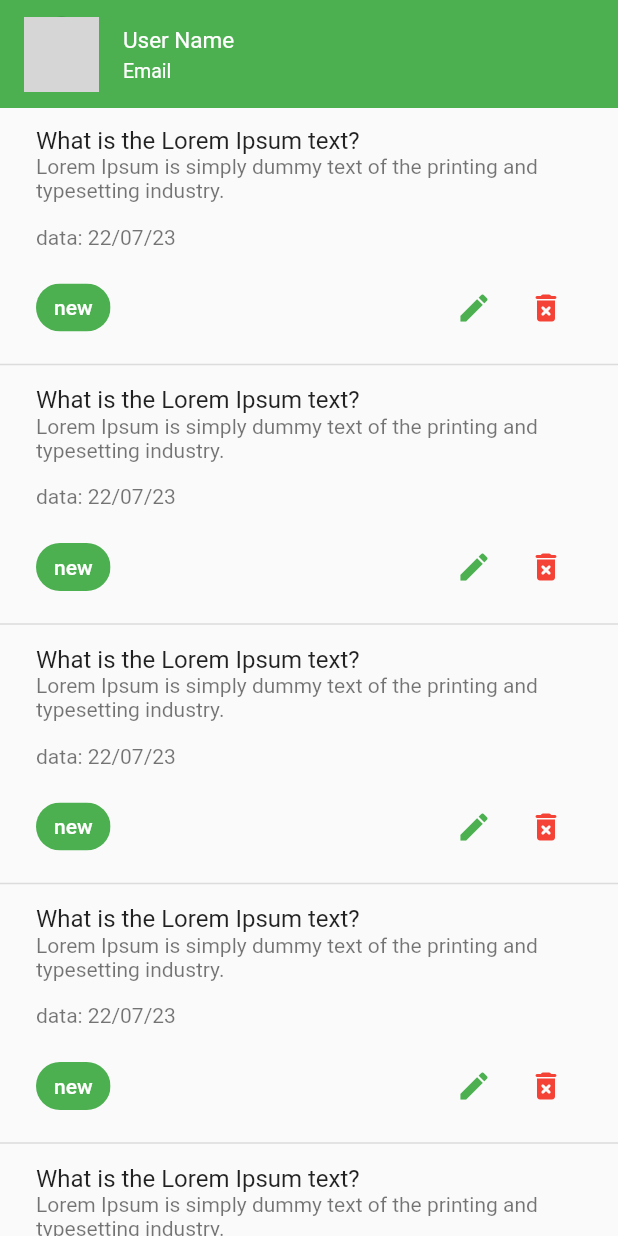
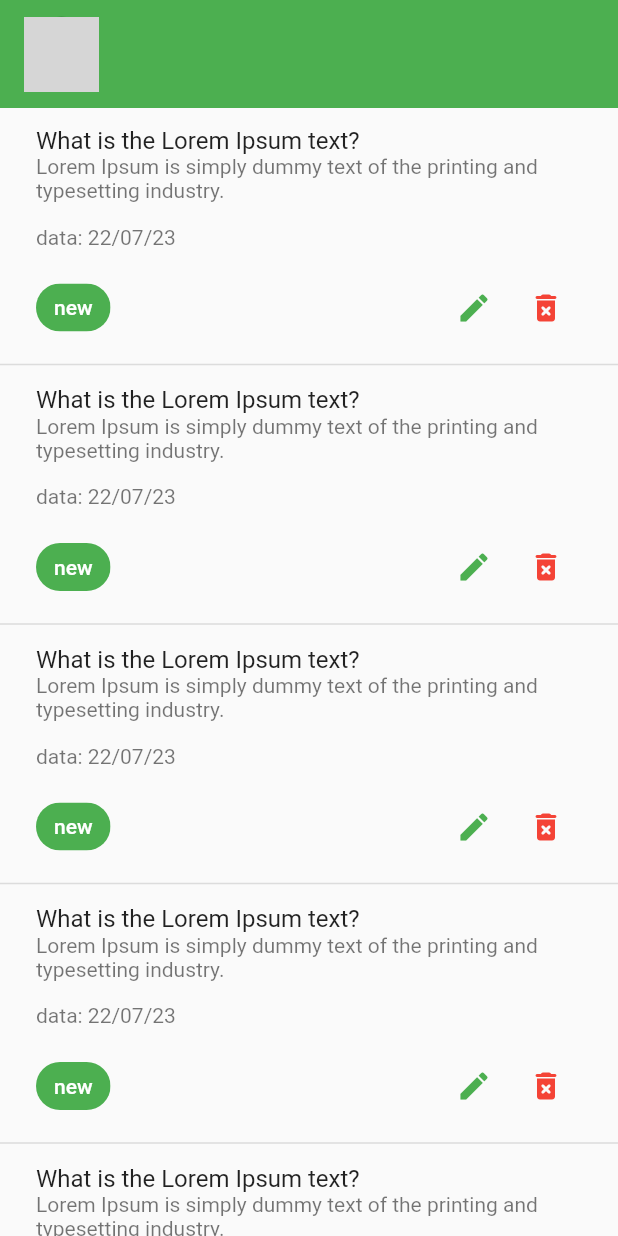
Before and after one commit to moniruzzaman76/Task-Manager-App, a Flutter app: the CancelScreen screen opened directly, on a phone screen of 412 x 824 dp. Run offline on Flutter 3.47's test engine with Material 2 defaults, Android fonts, the phone set to English and light mode, and no system bars; our stand-ins replace flutter_svg, pin_code_fields, shared_preferences; accounts and stored records are empty; network calls fail; grey boxes are pictures that could not be loaded.

Commit message:
user profile information save  has been done

```diff
--- /dev/null
+++ b/lib/data/model/auth_utility.dart
@@ -0,0 +1,37 @@
+import 'dart:convert';
+import 'package:shared_preferences/shared_preferences.dart';
+import 'package:task_manager/data/model/login_model.dart';
+
+
+class AuthUtility{
+
+  AuthUtility._();
+
+   static LoginModel userInfo = LoginModel();
+
+  static Future<void>saveUserInfo(LoginModel model)async{
+    final SharedPreferences _sharedPrefs = await SharedPreferences.getInstance();
+    await _sharedPrefs.setString("user-data", jsonEncode(model.toJson()));
+  }
+
+  static Future<LoginModel>getUserInfo()async{
+    final SharedPreferences _sharedPrefs = await SharedPreferences.getInstance();
+    String  value = _sharedPrefs.getString("user-data")!;
+    return LoginModel.fromJson(jsonDecode(value));
+  }
+
+  static Future<void>clearUserInfo()async{
+    final SharedPreferences _sharedPrefs = await SharedPreferences.getInstance();
+    await _sharedPrefs.clear();
+  }
+
+  static Future<bool>checkIfUserLoggedIn()async{
+    final SharedPreferences _sharedPrefs = await SharedPreferences.getInstance();
+    bool isLogin =  _sharedPrefs.containsKey("user-data");
+    if(isLogin){
+      userInfo = await getUserInfo();
+    }
+    return isLogin;
+  }
+
+}
--- a/lib/widgets/user_profile_banar.dart
+++ b/lib/widgets/user_profile_banar.dart
@@ -1,4 +1,5 @@
 import 'package:flutter/material.dart';
+import 'package:task_manager/data/model/auth_utility.dart';
 
 class UserProfileBanner extends StatelessWidget {
   const UserProfileBanner({
@@ -7,18 +8,23 @@ class UserProfileBanner extends StatelessWidget {
 
   @override
   Widget build(BuildContext context) {
-    return const ListTile(
+    return  ListTile(
 
       tileColor: Colors.green,
-      leading:CircleAvatar(
-        backgroundImage: NetworkImage("https://images.unsplash.com/photo-1503023345310-bd7c1de61c7d?ixlib=rb-4.0.3&ixid=M3wxMjA3fDB8MHxzZWFyY2h8Mnx8aHVtYW58ZW58MHx8MHx8fDA%3D&w=1000&q=80",scale:1),
+      leading: CircleAvatar(
+        backgroundImage: NetworkImage(AuthUtility.userInfo.data?.photo ?? "",scale:1),
         radius: 25,
+        onBackgroundImageError: (object, stackTrace){
+           const Icon(Icons.image);
+        },
       ),
-      title: Text("User Name",style: TextStyle(
+      title: Text(
+        "${AuthUtility.userInfo.data?.firstName ?? ""} ${AuthUtility.userInfo.data?.lastName ?? ""}",
+        style: const TextStyle(
         color: Colors.white,
         fontSize: 15,
       ),),
-      subtitle: Text("Email",style: TextStyle(
+      subtitle:  Text(AuthUtility.userInfo.data?.email ?? "",style: const TextStyle(
         color: Colors.white,
         fontSize: 13,
       ),),
--- a/pubspec.yaml
+++ b/pubspec.yaml
@@ -49,6 +49,7 @@ dev_dependencies:
   flutter_lints: ^2.0.0
   flutter_svg: ^2.0.7
   pin_code_fields: ^8.0.1
+  shared_preferences: ^2.2.0
 
 # For information on the generic Dart part of this file, see the
 # following page: https://dart.dev/tools/pub/pubspec
```
Also changed, not shown: lib/data/model/login_model.dart (added, +51 -0 lines), lib/ui/screen/login_screen.dart (+20 -4 lines), lib/ui/screen/registration_screen.dart (+15 -6 lines), lib/ui/screen/splash_screen.dart (+12 -5 lines), pubspec.lock.
